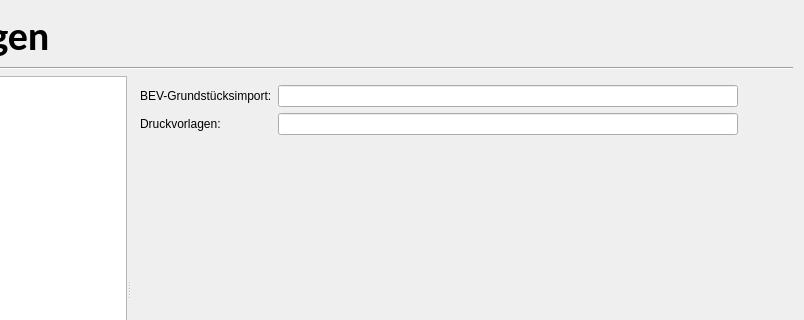
Before: the Qt Designer form core/settings.ui in gidhoog/AlmGIS, drawn with Qt 5; both pictures show x 184 to 988 and y 0 to 320 of the 988 by 512 pixel window.
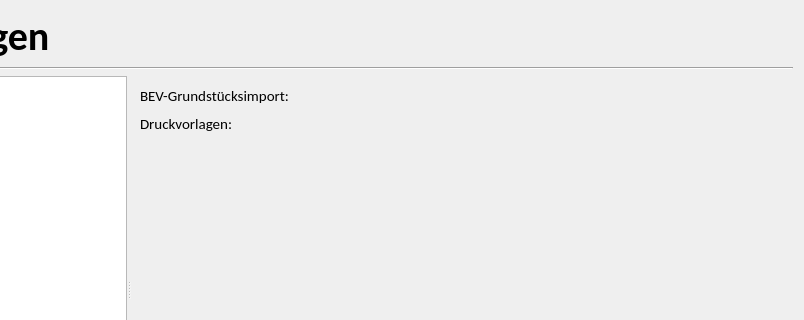
After: the same form once the commit is applied. Icons and pictures are not drawn.

Patch:
```diff
--- a/core/settings.ui
+++ b/core/settings.ui
@@ -85,6 +85,12 @@
          <layout class="QGridLayout" name="gridLayout">
           <item row="0" column="2">
            <widget class="QPushButton" name="uiGstImportPbtn">
+            <property name="maximumSize">
+             <size>
+              <width>30</width>
+              <height>16777215</height>
+             </size>
+            </property>
             <property name="text">
              <string/>
             </property>
@@ -105,6 +111,12 @@
           </item>
           <item row="1" column="0">
            <widget class="QLabel" name="label_3">
+            <property name="font">
+             <font>
+              <family>Calibri</family>
+              <pointsize>11</pointsize>
+             </font>
+            </property>
             <property name="text">
              <string>Druckvorlagen:</string>
             </property>
@@ -112,6 +124,18 @@
           </item>
           <item row="0" column="0">
            <widget class="QLabel" name="label_2">
+            <property name="maximumSize">
+             <size>
+              <width>160</width>
+              <height>16777215</height>
+             </size>
+            </property>
+            <property name="font">
+             <font>
+              <family>Calibri</family>
+              <pointsize>11</pointsize>
+             </font>
+            </property>
             <property name="text">
              <string>BEV-Grundstücksimport:</string>
             </property>
@@ -119,6 +143,12 @@
           </item>
           <item row="1" column="2">
            <widget class="QPushButton" name="uiPrintTemplatePbtn">
+            <property name="maximumSize">
+             <size>
+              <width>30</width>
+              <height>16777215</height>
+             </size>
+            </property>
             <property name="text">
              <string/>
             </property>
@@ -137,12 +167,6 @@
             </property>
            </widget>
           </item>
-          <item row="0" column="1">
-           <widget class="QLineEdit" name="uiGstImportLedit"/>
-          </item>
-          <item row="1" column="1">
-           <widget class="QLineEdit" name="uiPrintTemplateLedit"/>
-          </item>
           <item row="2" column="0">
            <spacer name="verticalSpacer">
             <property name="orientation">
@@ -156,6 +180,32 @@
             </property>
            </spacer>
           </item>
+          <item row="0" column="1">
+           <widget class="QLabel" name="uiGstImportLbl">
+            <property name="font">
+             <font>
+              <family>Calibri</family>
+              <pointsize>11</pointsize>
+             </font>
+            </property>
+            <property name="text">
+             <string/>
+            </property>
+           </widget>
+          </item>
+          <item row="1" column="1">
+           <widget class="QLabel" name="uiPrintTemplateLbl">
+            <property name="font">
+             <font>
+              <family>Calibri</family>
+              <pointsize>11</pointsize>
+             </font>
+            </property>
+            <property name="text">
+             <string/>
+            </property>
+           </widget>
+          </item>
          </layout>
         </item>
        </layout>
```
